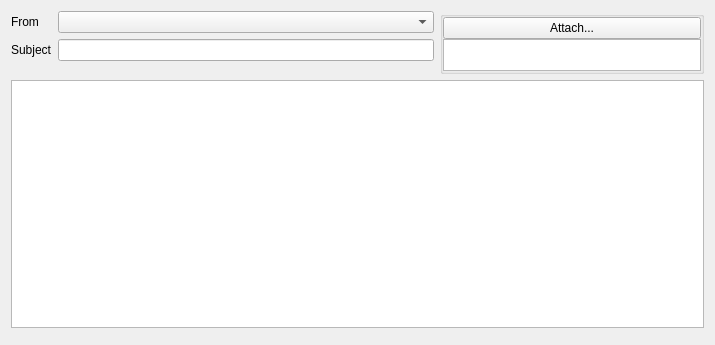
jktjkt/trojita, file src/Gui/ComposeWidget.ui: the form before one commit.
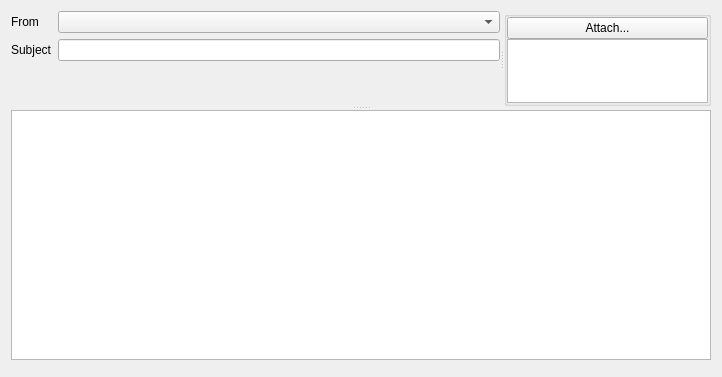
The form after the commit. Custom widgets are drawn as their Qt base class.

Commit message:
GUI: add some splitters to the composer widget
refs #578

What changed in the file:
```diff
--- a/src/Gui/ComposeWidget.ui
+++ b/src/Gui/ComposeWidget.ui
@@ -7,16 +7,41 @@
     <x>0</x>
     <y>0</y>
     <width>715</width>
-    <height>345</height>
+    <height>377</height>
    </rect>
   </property>
   <property name="windowTitle">
    <string>Compose Mail</string>
   </property>
-  <layout class="QVBoxLayout" name="verticalLayout_2" stretch="1,1000,1">
+  <layout class="QVBoxLayout" name="verticalLayout_2">
    <item>
-    <layout class="QHBoxLayout" name="horizontalLayout_2" stretch="16,10">
-     <item>
+    <widget class="QSplitter" name="splitter">
+     <property name="orientation">
+      <enum>Qt::Vertical</enum>
+     </property>
+     <property name="childrenCollapsible">
+      <bool>false</bool>
+     </property>
+     <widget class="QSplitter" name="splitter_2">
+      <property name="sizePolicy">
+       <sizepolicy hsizetype="Expanding" vsizetype="Preferred">
+        <horstretch>0</horstretch>
+        <verstretch>1</verstretch>
+       </sizepolicy>
+      </property>
+      <property name="orientation">
+       <enum>Qt::Horizontal</enum>
+      </property>
+      <property name="childrenCollapsible">
+       <bool>false</bool>
+      </property>
+      <widget class="QWidget" name="envelopeWidget">
+       <property name="sizePolicy">
+        <sizepolicy hsizetype="MinimumExpanding" vsizetype="Fixed">
+         <horstretch>4</horstretch>
+         <verstretch>0</verstretch>
+        </sizepolicy>
+       </property>
       <layout class="QFormLayout" name="envelopeLayout">
        <property name="fieldGrowthPolicy">
         <enum>QFormLayout::ExpandingFieldsGrow</enum>
@@ -55,9 +80,14 @@
         <widget class="LineEdit" name="subject"/>
        </item>
       </layout>
-     </item>
-     <item>
+      </widget>
       <widget class="QGroupBox" name="groupBox">
+       <property name="sizePolicy">
+        <sizepolicy hsizetype="Preferred" vsizetype="Preferred">
+         <horstretch>1</horstretch>
+         <verstretch>0</verstretch>
+        </sizepolicy>
+       </property>
        <property name="title">
         <string/>
        </property>
@@ -88,8 +118,8 @@
           </property>
           <property name="minimumSize">
            <size>
-            <width>0</width>
-            <height>32</height>
+            <width>100</width>
+            <height>33</height>
            </size>
           </property>
           <property name="horizontalScrollBarPolicy">
@@ -126,17 +156,21 @@
         </item>
        </layout>
       </widget>
-     </item>
-    </layout>
-   </item>
-   <item>
+     </widget>
     <widget class="ComposerTextEdit" name="mailText">
      <property name="sizePolicy">
       <sizepolicy hsizetype="Expanding" vsizetype="Expanding">
        <horstretch>0</horstretch>
-       <verstretch>1</verstretch>
-      </sizepolicy>
-     </property>
+        <verstretch>3</verstretch>
+       </sizepolicy>
+      </property>
+      <property name="minimumSize">
+       <size>
+        <width>700</width>
+        <height>250</height>
+       </size>
+      </property>
+     </widget>
     </widget>
    </item>
    <item>
```
Left out of the diff: 4 changed lines with no effect on the pictures. Lines whose indentation alone changed are shown as unchanged.
